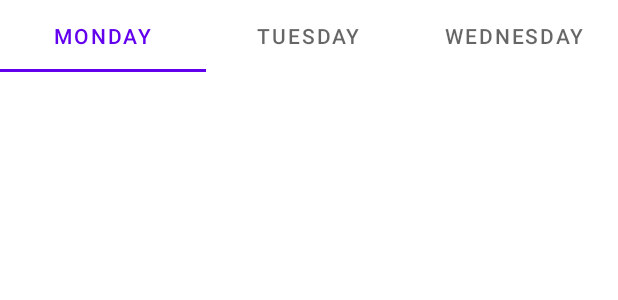
After one commit to moosimoosihan/EditText, an Android app: the layout activity_view_pager.xml on its own in the app's theme, with its tools: preview values and no code run, on a phone screen of 412 x 824 dp. The commit adds this screen. Shown: the top 300 px of the screen. Run offline under Robolectric (Android 15) with nearby library versions, the phone set to English and light mode, and no system bars.

Commit message:
VeiwPager(need fix)

```diff
--- a/app/src/main/AndroidManifest.xml
+++ b/app/src/main/AndroidManifest.xml
@@ -17,13 +17,13 @@
         android:usesCleartextTraffic="true"
         tools:targetApi="31">
         <activity
+            android:name=".ViewPager"
+            android:exported="false" />
+        <activity
             android:name=".ToDoList"
             android:exported="false" />
         <activity
             android:name=".LottoNumber"
-            android:exported="false" />
-        <activity
-            android:name=".ActivityCreateText"
             android:exported="false" />
         <activity
             android:name=".Recognizerintent"
--- a/app/src/main/res/layout/activity_main.xml
+++ b/app/src/main/res/layout/activity_main.xml
@@ -84,5 +84,11 @@
         android:layout_height="wrap_content"
         android:text="로또번호 생성기"/>
 
+    <Button
+        android:id="@+id/btn_move10"
+        android:layout_width="wrap_content"
+        android:layout_height="wrap_content"
+        android:text="뷰페이저"/>
+
         </LinearLayout>
 </LinearLayout>
--- /dev/null
+++ b/app/src/main/res/layout/activity_view_pager.xml
@@ -0,0 +1,51 @@
+<?xml version="1.0" encoding="utf-8"?>
+<androidx.constraintlayout.widget.ConstraintLayout xmlns:android="http://schemas.android.com/apk/res/android"
+    xmlns:app="http://schemas.android.com/apk/res-auto"
+    xmlns:tools="http://schemas.android.com/tools"
+    android:layout_width="match_parent"
+    android:layout_height="match_parent"
+    tools:context=".ViewPager">
+
+    <com.google.android.material.tabs.TabLayout
+        android:id="@+id/tab_layout"
+        android:layout_width="match_parent"
+        android:layout_height="wrap_content"
+        app:layout_constraintEnd_toEndOf="parent"
+        app:layout_constraintStart_toStartOf="parent"
+        app:layout_constraintTop_toTopOf="parent">
+
+        <com.google.android.material.tabs.TabItem
+            android:layout_width="wrap_content"
+            android:layout_height="wrap_content"
+            android:text="Monday" />
+
+        <com.google.android.material.tabs.TabItem
+            android:layout_width="wrap_content"
+            android:layout_height="wrap_content"
+            android:text="Tuesday" />
+
+        <com.google.android.material.tabs.TabItem
+            android:layout_width="wrap_content"
+            android:layout_height="wrap_content"
+            android:text="Wednesday" />
+    </com.google.android.material.tabs.TabLayout>
+
+    <androidx.constraintlayout.widget.ConstraintLayout
+        android:id="@+id/const_vp"
+        android:layout_width="match_parent"
+        android:layout_height="0dp"
+        app:layout_constraintBottom_toBottomOf="parent"
+        app:layout_constraintEnd_toEndOf="parent"
+        app:layout_constraintStart_toStartOf="parent"
+        app:layout_constraintTop_toBottomOf="@+id/tab_layout">
+
+        <androidx.viewpager2.widget.ViewPager2
+            android:id="@+id/viewPager1"
+            android:layout_width="match_parent"
+            android:layout_height="match_parent"
+            app:layout_constraintBottom_toBottomOf="parent"
+            app:layout_constraintEnd_toEndOf="parent"
+            app:layout_constraintStart_toStartOf="parent"
+            app:layout_constraintTop_toTopOf="parent" />
+    </androidx.constraintlayout.widget.ConstraintLayout>
+</androidx.constraintlayout.widget.ConstraintLayout>
```
Also changed, not shown: app/src/main/java/com/example/edittext/FragMonday.java (added, +28 -0 lines), app/src/main/java/com/example/edittext/FragTuesday.java (added, +28 -0 lines), app/src/main/java/com/example/edittext/FragWednesday.java (added, +28 -0 lines), app/src/main/java/com/example/edittext/MainActivity.java (+12 -0 lines), app/src/main/java/com/example/edittext/ViewPager33.java (added, +30 -0 lines), app/src/main/java/com/example/edittext/ViewPagerAdapter.java (added, +51 -0 lines), app/src/main/res/layout/frag_monday.xml (added, +20 -0 lines), app/src/main/res/layout/frag_tuesday.xml (added, +20 -0 lines), app/src/main/res/layout/frag_wednesday.xml (added, +20 -0 lines).
